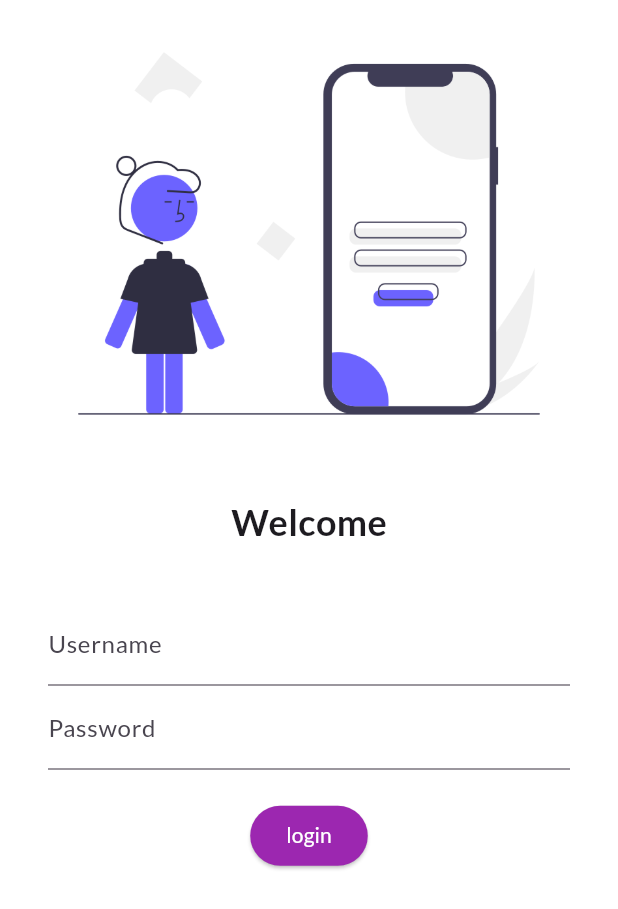
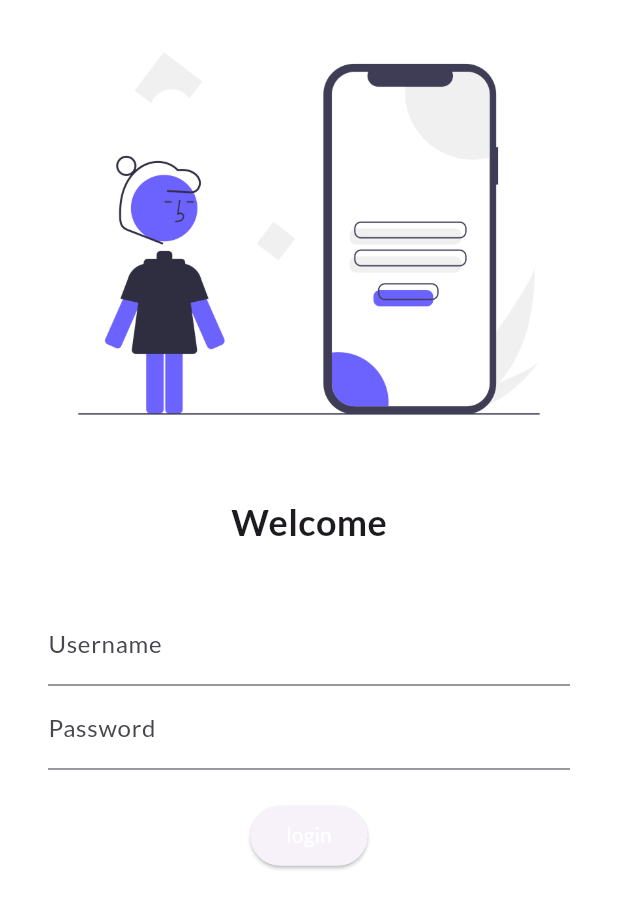
Before and after one commit to ayushsingh1028/flutter_project1, a Flutter app: the screen it shows after launch, on a phone screen of 412 x 824 dp. Shown: the top 909 px of the screen. Run offline on Flutter 3.47's test engine with Material 3 defaults, Android fonts, the phone set to English and light mode, and no system bars; our stand-ins replace google_fonts.

Commit message:
login_page

```diff
--- a/catalog_app/lib/pages/login_page.dart
+++ b/catalog_app/lib/pages/login_page.dart
@@ -52,8 +52,8 @@ class LoginPage extends StatelessWidget {
                         },
                         child: const Text('login'),
                         style: TextButton.styleFrom(
-                            foregroundColor: Colors.white,
-                            backgroundColor: Colors.purple)),
+                          foregroundColor: Colors.white,
+                        )),
                   ],
                 ),
               ),
```
